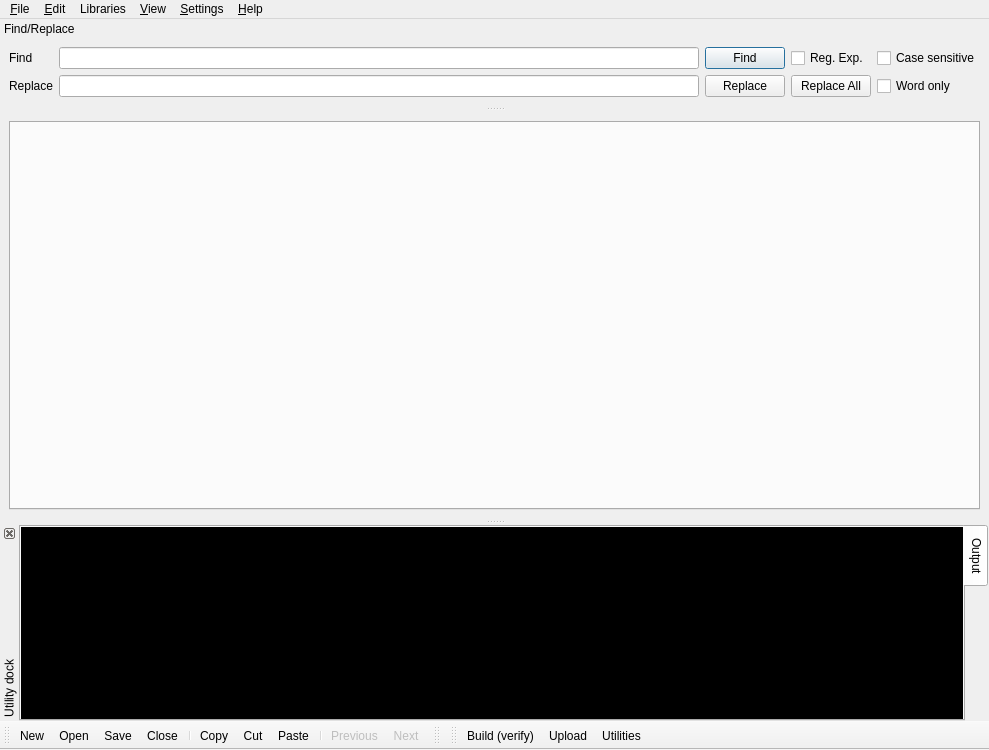
Before: the Qt Designer form gui/MainWindow.ui in mupuf/arduide, drawn with Qt 5.
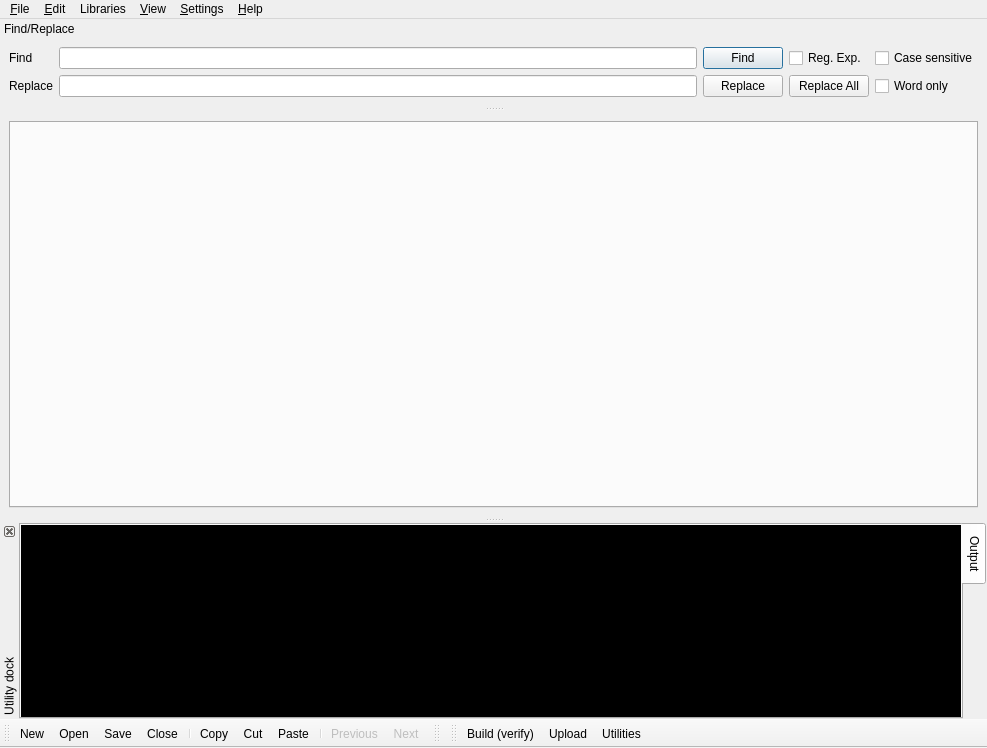
After: the same form once the commit is applied. Icons and pictures are not drawn. Custom widgets are drawn as their Qt base class.

```diff
--- a/gui/MainWindow.ui
+++ b/gui/MainWindow.ui
@@ -6,8 +6,8 @@
    <rect>
     <x>0</x>
     <y>0</y>
-    <width>989</width>
-    <height>750</height>
+    <width>987</width>
+    <height>748</height>
    </rect>
   </property>
   <property name="windowTitle">
@@ -35,7 +35,7 @@
     <rect>
      <x>0</x>
      <y>0</y>
-     <width>989</width>
+     <width>987</width>
      <height>20</height>
     </rect>
    </property>
```
Left out of the diff: 2 changed lines with no effect on the pictures.
